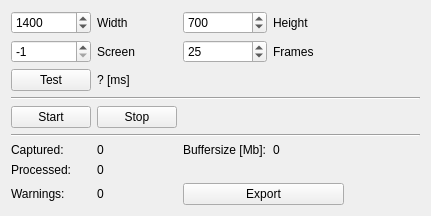
Before: the Qt Designer form src/mainform.ui in solarix95/qscreencast, drawn with Qt 5.
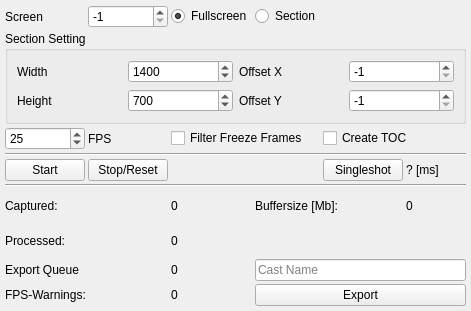
After: the same form once the commit is applied.

Commit message: - Filter of freeze frames - cinelerra TOC export - Project name for export folder renaming

```diff
--- a/src/mainform.ui
+++ b/src/mainform.ui
@@ -6,193 +6,331 @@
    <rect>
     <x>0</x>
     <y>0</y>
-    <width>431</width>
-    <height>210</height>
+    <width>471</width>
+    <height>311</height>
    </rect>
   </property>
   <property name="windowTitle">
    <string>qrec 1.0</string>
   </property>
   <layout class="QGridLayout" name="gridLayout">
-   <item row="5" column="2">
-    <widget class="QSpinBox" name="spbFrames">
-     <property name="minimum">
-      <number>1</number>
+   <property name="leftMargin">
+    <number>5</number>
+   </property>
+   <property name="topMargin">
+    <number>5</number>
+   </property>
+   <property name="rightMargin">
+    <number>5</number>
+   </property>
+   <property name="bottomMargin">
+    <number>5</number>
+   </property>
+   <property name="spacing">
+    <number>3</number>
+   </property>
+   <item row="2" column="0" colspan="6">
+    <widget class="QGroupBox" name="groupSection">
+     <property name="title">
+      <string>Section Setting</string>
      </property>
-     <property name="maximum">
-      <number>1000</number>
+     <layout class="QGridLayout" name="gridLayout_2">
+      <item row="0" column="1">
+       <widget class="QSpinBox" name="spbWidth">
+        <property name="maximum">
+         <number>99999</number>
+        </property>
+        <property name="value">
+         <number>1400</number>
+        </property>
+       </widget>
+      </item>
+      <item row="0" column="0">
+       <widget class="QLabel" name="lblDebug">
+        <property name="text">
+         <string>Width</string>
+        </property>
+       </widget>
+      </item>
+      <item row="0" column="2">
+       <widget class="QLabel" name="lblDebug_2">
+        <property name="text">
+         <string>Offset X</string>
+        </property>
+       </widget>
+      </item>
+      <item row="1" column="0">
+       <widget class="QLabel" name="label_4">
+        <property name="text">
+         <string>Height</string>
+        </property>
+       </widget>
+      </item>
+      <item row="1" column="1">
+       <widget class="QSpinBox" name="spbHeight">
+        <property name="maximum">
+         <number>99999</number>
+        </property>
+        <property name="value">
+         <number>700</number>
+        </property>
+       </widget>
+      </item>
+      <item row="0" column="3">
+       <widget class="QSpinBox" name="spbX">
+        <property name="toolTip">
+         <string>-1 is &quot;centered&quot;</string>
+        </property>
+        <property name="minimum">
+         <number>-1</number>
+        </property>
+        <property name="maximum">
+         <number>99999</number>
+        </property>
+        <property name="value">
+         <number>-1</number>
+        </property>
+       </widget>
+      </item>
+      <item row="1" column="2">
+       <widget class="QLabel" name="label_7">
+        <property name="text">
+         <string>Offset Y</string>
+        </property>
+       </widget>
+      </item>
+      <item row="1" column="3">
+       <widget class="QSpinBox" name="spbY">
+        <property name="toolTip">
+         <string>-1 is &quot;centered&quot;</string>
+        </property>
+        <property name="minimum">
+         <number>-1</number>
+        </property>
+        <property name="maximum">
+         <number>99999</number>
+        </property>
+        <property name="value">
+         <number>-1</number>
+        </property>
+       </widget>
+      </item>
+     </layout>
+    </widget>
+   </item>
+   <item row="0" column="2">
+    <widget class="QRadioButton" name="btnFullscreen">
+     <property name="text">
+      <string>Fullscreen</string>
      </property>
-     <property name="value">
-      <number>25</number>
+     <property name="checked">
+      <bool>true</bool>
      </property>
     </widget>
    </item>
-   <item row="13" column="1">
-    <widget class="QLabel" name="lblSkipped">
+   <item row="14" column="2">
+    <widget class="QLabel" name="lblFrames">
      <property name="text">
       <string>0</string>
      </property>
     </widget>
    </item>
-   <item row="1" column="1">
-    <widget class="QLabel" name="lblDebug">
+   <item row="0" column="3">
+    <widget class="QRadioButton" name="btnSection">
      <property name="text">
-      <string>Width</string>
+      <string>Section</string>
      </property>
     </widget>
    </item>
-   <item row="9" column="0">
+   <item row="12" column="0">
     <widget class="QPushButton" name="btnStart">
      <property name="text">
       <string>Start</string>
      </property>
     </widget>
    </item>
-   <item row="5" column="0">
-    <widget class="QSpinBox" name="spbScreen">
-     <property name="minimum">
-      <number>-1</number>
+   <item row="15" column="2">
+    <widget class="QLabel" name="lblProcessed">
+     <property name="text">
+      <string>0</string>
      </property>
-     <property name="value">
-      <number>-1</number>
+    </widget>
+   </item>
+   <item row="0" column="0">
+    <widget class="QLabel" name="label">
+     <property name="text">
+      <string>Screen</string>
      </property>
     </widget>
    </item>
-   <item row="11" column="2">
+   <item row="14" column="3" colspan="2">
     <widget class="QLabel" name="label_3">
      <property name="text">
       <string>Buffersize [Mb]:</string>
      </property>
     </widget>
    </item>
-   <item row="5" column="3">
-    <widget class="QLabel" name="label_6">
-     <property name="text">
-      <string>Frames</string>
-     </property>
-    </widget>
-   </item>
-   <item row="1" column="3">
-    <widget class="QLabel" name="label_4">
-     <property name="text">
-      <string>Height</string>
-     </property>
-    </widget>
-   </item>
-   <item row="6" column="0">
-    <widget class="QPushButton" name="btnTest">
-     <property name="text">
-      <string>Test</string>
-     </property>
-    </widget>
-   </item>
-   <item row="11" column="3">
-    <widget class="QLabel" name="lblBufferSize">
+   <item row="17" column="2">
+    <widget class="QLabel" name="lblSkipped">
      <property name="text">
       <string>0</string>
      </property>
     </widget>
    </item>
-   <item row="1" column="2">
-    <widget class="QSpinBox" name="spbHeight">
-     <property name="maximum">
-      <number>99999</number>
-     </property>
-     <property name="value">
-      <number>700</number>
-     </property>
-    </widget>
-   </item>
-   <item row="6" column="1">
-    <widget class="QLabel" name="lblTime">
+   <item row="5" column="2" colspan="2">
+    <widget class="QCheckBox" name="chkFilterDoubles">
      <property name="text">
-      <string>? [ms]</string>
+      <string>Filter Freeze Frames</string>
      </property>
     </widget>
    </item>
-   <item row="13" column="2" colspan="2">
-    <widget class="QPushButton" name="btnExport">
-     <property name="text">
-      <string>Export</string>
-     </property>
-    </widget>
-   </item>
-   <item row="1" column="0">
-    <widget class="QSpinBox" name="spbWidth">
-     <property name="maximum">
-      <number>99999</number>
-     </property>
-     <property name="value">
-      <number>1400</number>
-     </property>
-    </widget>
-   </item>
-   <item row="9" column="1">
+   <item row="12" column="1">
     <widget class="QPushButton" name="btnStop">
      <property name="text">
-      <string>Stop</string>
+      <string>Stop/Reset</string>
      </property>
     </widget>
    </item>
-   <item row="8" column="0" colspan="5">
+   <item row="11" column="0" colspan="6">
     <widget class="Line" name="line">
      <property name="orientation">
       <enum>Qt::Horizontal</enum>
      </property>
     </widget>
    </item>
-   <item row="10" column="0" colspan="5">
-    <widget class="Line" name="line_2">
-     <property name="lineWidth">
-      <number>1</number>
-     </property>
-     <property name="orientation">
-      <enum>Qt::Horizontal</enum>
-     </property>
-    </widget>
-   </item>
-   <item row="11" column="0">
+   <item row="14" column="0" colspan="2">
     <widget class="QLabel" name="title">
      <property name="text">
       <string>Captured:</string>
      </property>
     </widget>
    </item>
+   <item row="13" column="0" colspan="6">
+    <widget class="Line" name="line_2">
+     <property name="lineWidth">
+      <number>1</number>
+     </property>
+     <property name="orientation">
+      <enum>Qt::Horizontal</enum>
+     </property>
+    </widget>
+   </item>
    <item row="5" column="1">
-    <widget class="QLabel" name="label">
+    <widget class="QLabel" name="label_6">
      <property name="text">
-      <string>Screen</string>
+      <string>FPS</string>
      </property>
     </widget>
    </item>
-   <item row="13" column="0">
-    <widget class="QLabel" name="label_2">
-     <property name="text">
-      <string>Warnings:</string>
-     </property>
-    </widget>
-   </item>
-   <item row="11" column="1">
-    <widget class="QLabel" name="lblFrames">
-     <property name="text">
-      <string>0</string>
-     </property>
-    </widget>
-   </item>
-   <item row="12" column="0">
+   <item row="15" column="0" colspan="2">
     <widget class="QLabel" name="label_5">
      <property name="text">
       <string>Processed:</string>
      </property>
     </widget>
    </item>
-   <item row="12" column="1">
-    <widget class="QLabel" name="lblProcessed">
+   <item row="14" column="5">
+    <widget class="QLabel" name="lblBufferSize">
      <property name="text">
       <string>0</string>
      </property>
     </widget>
    </item>
+   <item row="5" column="4" colspan="2">
+    <widget class="QCheckBox" name="chkCreateToc">
+     <property name="text">
+      <string>Create TOC</string>
+     </property>
+    </widget>
+   </item>
+   <item row="12" column="2" colspan="2">
+    <spacer name="horizontalSpacer">
+     <property name="orientation">
+      <enum>Qt::Horizontal</enum>
+     </property>
+     <property name="sizeHint" stdset="0">
+      <size>
+       <width>40</width>
+       <height>20</height>
+      </size>
+     </property>
+    </spacer>
+   </item>
+   <item row="12" column="4">
+    <widget class="QPushButton" name="btnTest">
+     <property name="text">
+      <string>Singleshot</string>
+     </property>
+    </widget>
+   </item>
+   <item row="17" column="3" colspan="3">
+    <widget class="QPushButton" name="btnExport">
+     <property name="text">
+      <string>Export</string>
+     </property>
+    </widget>
+   </item>
+   <item row="5" column="0">
+    <widget class="QSpinBox" name="spbFrames">
+     <property name="minimum">
+      <number>1</number>
+     </property>
+     <property name="maximum">
+      <number>1000</number>
+     </property>
+     <property name="value">
+      <number>25</number>
+     </property>
+    </widget>
+   </item>
+   <item row="17" column="0" colspan="2">
+    <widget class="QLabel" name="label_2">
+     <property name="text">
+      <string>FPS-Warnings:</string>
+     </property>
+    </widget>
+   </item>
+   <item row="0" column="1">
+    <widget class="QSpinBox" name="spbScreen">
+     <property name="toolTip">
+      <string>-1 is &quot;Default&quot;</string>
+     </property>
+     <property name="minimum">
+      <number>-1</number>
+     </property>
+     <property name="value">
+      <number>-1</number>
+     </property>
+    </widget>
+   </item>
+   <item row="12" column="5">
+    <widget class="QLabel" name="lblTime">
+     <property name="text">
+      <string>? [ms]</string>
+     </property>
+    </widget>
+   </item>
+   <item row="16" column="0" colspan="2">
+    <widget class="QLabel" name="label_8">
+     <property name="text">
+      <string>Export Queue</string>
+     </property>
+    </widget>
+   </item>
+   <item row="16" column="2">
+    <widget class="QLabel" name="lblExportFrames">
+     <property name="text">
+      <string>0</string>
+     </property>
+    </widget>
+   </item>
+   <item row="16" column="3" colspan="3">
+    <widget class="QLineEdit" name="edtProjectName">
+     <property name="placeholderText">
+      <string>Cast Name</string>
+     </property>
+    </widget>
+   </item>
   </layout>
  </widget>
  <resources/>
```
The commit also changes 5 other files.
